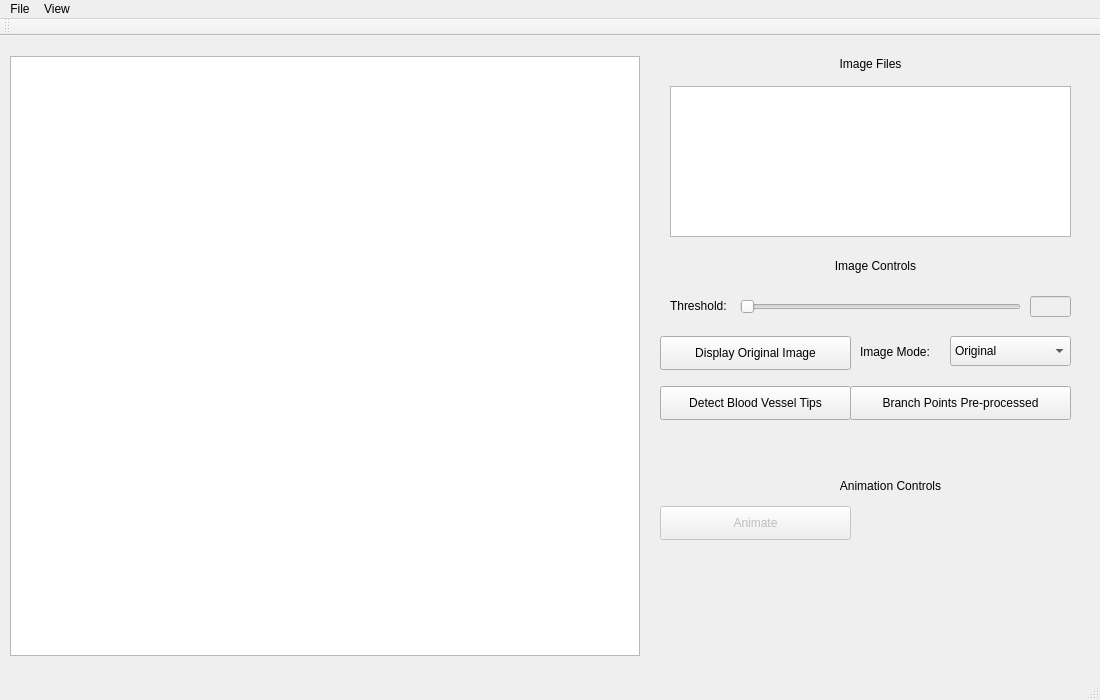
This is mainwindow.ui in qchen2017/BloodVesselVisualization as Qt 5 draws it before an edit. The edited form follows.
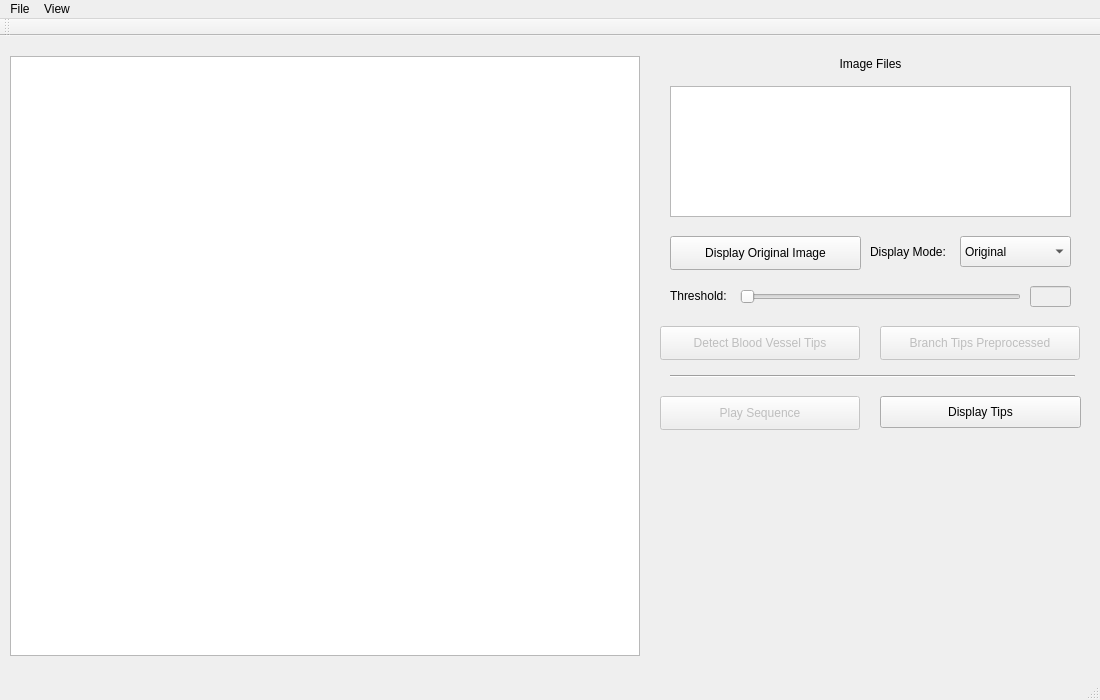
This is the edited form.

What changed in the file:
```diff
--- a/mainwindow.ui
+++ b/mainwindow.ui
@@ -28,7 +28,7 @@
     <property name="geometry">
      <rect>
       <x>670</x>
-      <y>260</y>
+      <y>250</y>
       <width>81</width>
       <height>20</height>
      </rect>
@@ -41,7 +41,7 @@
     <property name="geometry">
      <rect>
       <x>740</x>
-      <y>260</y>
+      <y>250</y>
       <width>281</width>
       <height>22</height>
      </rect>
@@ -56,10 +56,10 @@
    <widget class="QComboBox" name="imageMode_comboBox">
     <property name="geometry">
      <rect>
-      <x>950</x>
-      <y>300</y>
-      <width>121</width>
-      <height>30</height>
+      <x>960</x>
+      <y>200</y>
+      <width>111</width>
+      <height>31</height>
      </rect>
     </property>
     <property name="insertPolicy">
@@ -87,14 +87,14 @@
    <widget class="QLabel" name="imageMode_label">
     <property name="geometry">
      <rect>
-      <x>860</x>
-      <y>305</y>
-      <width>81</width>
-      <height>21</height>
+      <x>870</x>
+      <y>200</y>
+      <width>91</width>
+      <height>31</height>
      </rect>
     </property>
     <property name="text">
-     <string>Image Mode:</string>
+     <string>Display Mode:</string>
     </property>
    </widget>
    <widget class="QLineEdit" name="threshold_lineEdit">
@@ -104,7 +104,7 @@
     <property name="geometry">
      <rect>
       <x>1030</x>
-      <y>260</y>
+      <y>250</y>
       <width>41</width>
       <height>21</height>
      </rect>
@@ -119,7 +119,7 @@
       <x>670</x>
       <y>50</y>
       <width>401</width>
-      <height>151</height>
+      <height>131</height>
      </rect>
     </property>
    </widget>
@@ -139,63 +139,31 @@
      <set>Qt::AlignCenter</set>
     </property>
    </widget>
-   <widget class="QLabel" name="label_2">
-    <property name="geometry">
-     <rect>
-      <x>820</x>
-      <y>220</y>
-      <width>111</width>
-      <height>20</height>
-     </rect>
-    </property>
-    <property name="text">
-     <string>Image Controls</string>
-    </property>
-    <property name="alignment">
-     <set>Qt::AlignCenter</set>
-    </property>
-   </widget>
-   <widget class="QLabel" name="label_3">
-    <property name="geometry">
-     <rect>
-      <x>830</x>
-      <y>440</y>
-      <width>121</width>
-      <height>20</height>
-     </rect>
-    </property>
-    <property name="text">
-     <string>Animation Controls</string>
-    </property>
-    <property name="alignment">
-     <set>Qt::AlignCenter</set>
-    </property>
-   </widget>
-   <widget class="QPushButton" name="pushButton">
+   <widget class="QPushButton" name="animate_pushButton">
     <property name="enabled">
      <bool>false</bool>
     </property>
     <property name="geometry">
      <rect>
       <x>660</x>
-      <y>470</y>
-      <width>191</width>
+      <y>360</y>
+      <width>200</width>
       <height>34</height>
      </rect>
     </property>
     <property name="text">
-     <string>Animate</string>
+     <string>Play Sequence</string>
     </property>
    </widget>
    <widget class="QPushButton" name="tipDetect_pushButton">
     <property name="enabled">
-     <bool>true</bool>
+     <bool>false</bool>
     </property>
     <property name="geometry">
      <rect>
       <x>660</x>
-      <y>350</y>
-      <width>191</width>
+      <y>290</y>
+      <width>200</width>
       <height>34</height>
      </rect>
     </property>
@@ -206,8 +174,8 @@
    <widget class="QPushButton" name="displayOrigImage_pushButton">
     <property name="geometry">
      <rect>
-      <x>660</x>
-      <y>300</y>
+      <x>670</x>
+      <y>200</y>
       <width>191</width>
       <height>34</height>
      </rect>
@@ -216,17 +184,46 @@
      <string>Display Original Image</string>
     </property>
    </widget>
-   <widget class="QPushButton" name="pushButton_3">
+   <widget class="QPushButton" name="preProcessed_pushButton">
+    <property name="enabled">
+     <bool>false</bool>
+    </property>
     <property name="geometry">
      <rect>
-      <x>850</x>
-      <y>350</y>
-      <width>221</width>
+      <x>880</x>
+      <y>290</y>
+      <width>200</width>
       <height>34</height>
      </rect>
     </property>
     <property name="text">
-     <string>Branch Points Pre-processed</string>
+     <string>Branch Tips Preprocessed</string>
+    </property>
+   </widget>
+   <widget class="Line" name="divider_line">
+    <property name="geometry">
+     <rect>
+      <x>670</x>
+      <y>330</y>
+      <width>405</width>
+      <height>20</height>
+     </rect>
+    </property>
+    <property name="orientation">
+     <enum>Qt::Horizontal</enum>
+    </property>
+   </widget>
+   <widget class="QPushButton" name="edgeButton">
+    <property name="geometry">
+     <rect>
+      <x>880</x>
+      <y>360</y>
+      <width>201</width>
+      <height>32</height>
+     </rect>
+    </property>
+    <property name="text">
+     <string>Display Tips</string>
     </property>
    </widget>
   </widget>
```
Left out of the diff: 2 changed lines with no effect on the pictures.
